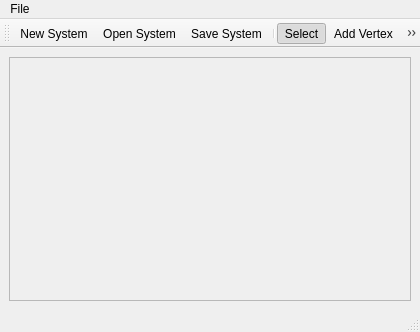
This is src/SchedulerGUI/Windows/GraphEditor.ui in DanielZorin/movepoint as Qt 5 draws it before an edit. The edited form follows.
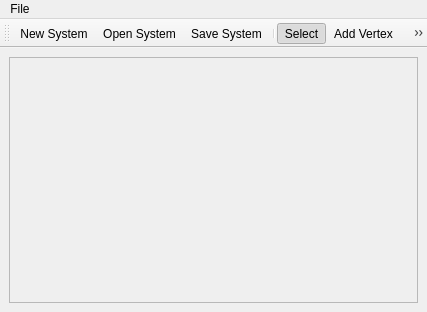
This is the edited form. Icons and pictures are not drawn.

The edit to the form file:
```diff
--- a/src/SchedulerGUI/Windows/GraphEditor.ui
+++ b/src/SchedulerGUI/Windows/GraphEditor.ui
@@ -8,8 +8,8 @@
    <rect>
     <x>0</x>
     <y>0</y>
-    <width>420</width>
-    <height>332</height>
+    <width>427</width>
+    <height>312</height>
    </rect>
   </property>
   <property name="windowTitle" >
@@ -30,8 +30,8 @@
     <rect>
      <x>0</x>
      <y>59</y>
-     <width>420</width>
-     <height>252</height>
+     <width>427</width>
+     <height>253</height>
     </rect>
    </property>
    <layout class="QVBoxLayout" name="verticalLayout" >
@@ -63,7 +63,7 @@
     <rect>
      <x>0</x>
      <y>0</y>
-     <width>420</width>
+     <width>427</width>
      <height>22</height>
     </rect>
    </property>
@@ -79,22 +79,12 @@
    </widget>
    <addaction name="menuFile" />
   </widget>
-  <widget class="QStatusBar" name="statusbar" >
-   <property name="geometry" >
-    <rect>
-     <x>0</x>
-     <y>311</y>
-     <width>420</width>
-     <height>21</height>
-    </rect>
-   </property>
-  </widget>
   <widget class="QToolBar" name="toolBar" >
    <property name="geometry" >
     <rect>
      <x>0</x>
      <y>22</y>
-     <width>420</width>
+     <width>427</width>
      <height>37</height>
     </rect>
    </property>
```
